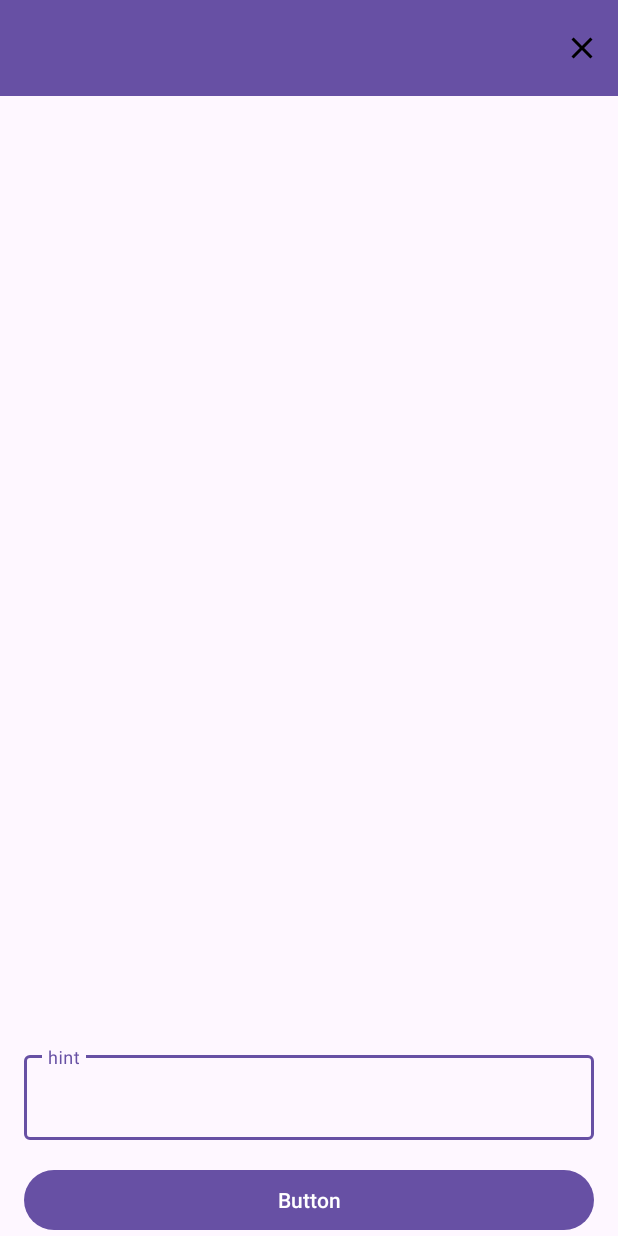
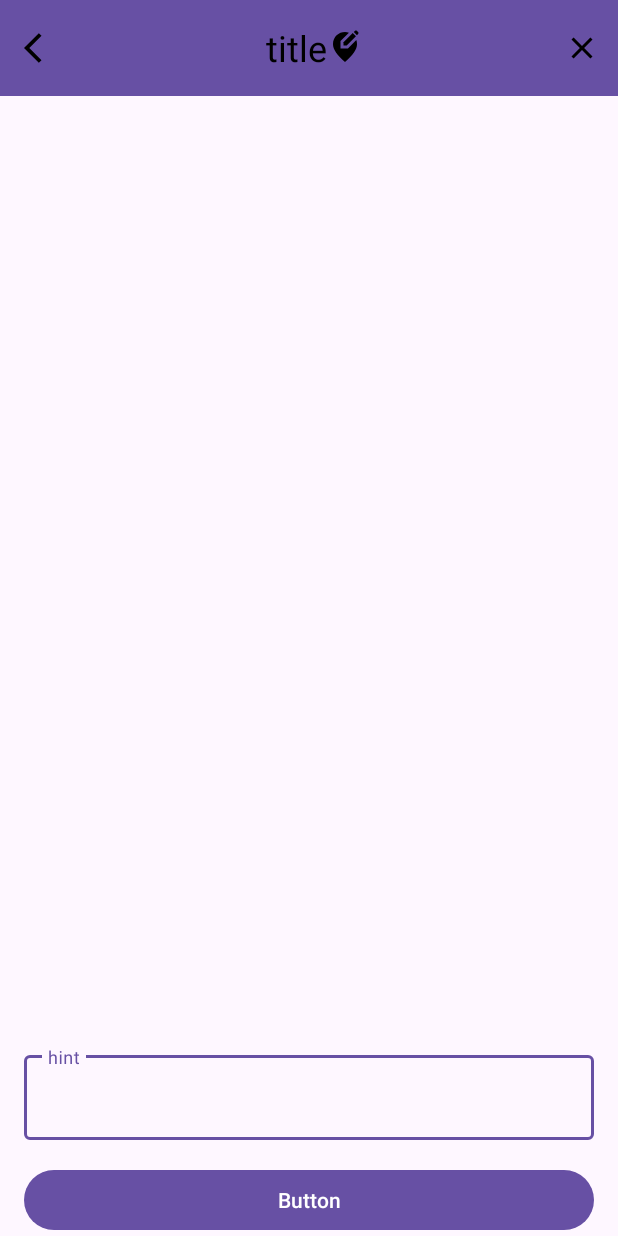
Before and after one commit to WayBackHomeProject/Mobile, an Android app: the layout fragment_destination.xml on its own in the app's theme, with its tools: preview values and no code run, on a phone screen of 412 x 824 dp. Run offline under Robolectric (Android 15) with nearby library versions, the phone set to English and light mode, and no system bars.

Commit message:
refactor : DestinationFragment Navigation
SingleTop으로는 Fragment가 유지되지 않는 문제때문에 NavGraph Scope로 ViewModel사용

```diff
--- a/mobile_app/app/src/main/java/com/ssafy/waybackhome/main/MainFragment.kt
+++ b/mobile_app/app/src/main/java/com/ssafy/waybackhome/main/MainFragment.kt
@@ -5,24 +5,28 @@ import android.os.Bundle
 import android.view.View
 import androidx.fragment.app.viewModels
 import androidx.navigation.fragment.findNavController
+import androidx.navigation.navGraphViewModels
 import androidx.recyclerview.widget.LinearLayoutManager
 import com.google.android.material.bottomsheet.BottomSheetBehavior
 import com.google.android.material.bottomsheet.BottomSheetBehavior.BottomSheetCallback
 import com.ssafy.waybackhome.R
 import com.ssafy.waybackhome.data.Destination
 import com.ssafy.waybackhome.databinding.FragmentMainBinding
+import com.ssafy.waybackhome.destination.DestinationViewModel
 import com.ssafy.waybackhome.util.BaseFragment
 
 class MainFragment : BaseFragment<FragmentMainBinding>(FragmentMainBinding::inflate) {
 
     private val viewModel: MainViewModel by viewModels()
+    private val destinationViewModel : DestinationViewModel by navGraphViewModels(R.id.nav_graph)
 
     private lateinit var destinationAdapter : DestinationListAdapter
     private lateinit var bottomSheetBehavior: BottomSheetBehavior<View>
     private lateinit var mapFragment : MapContainerFragment
 
     private fun editDestination(destination: Destination){
-        val action = MainFragmentDirections.actionMainFragmentToDestinationFragment(destination)
+        destinationViewModel.setDestination(destination)
+        val action = MainFragmentDirections.actionMainFragmentToDestinationFragment()
         findNavController().navigate(action)
     }
     private fun adjustMapSize(){
--- a/mobile_app/app/src/main/res/layout/fragment_destination.xml
+++ b/mobile_app/app/src/main/res/layout/fragment_destination.xml
@@ -7,7 +7,7 @@
     tools:context=".destination.DestinationFragment">
 
 
-    <androidx.appcompat.widget.Toolbar
+    <com.google.android.material.appbar.MaterialToolbar
         android:id="@+id/tb_destination"
         android:layout_width="match_parent"
         android:layout_height="wrap_content"
@@ -15,9 +15,39 @@
         android:minHeight="?attr/actionBarSize"
         android:theme="?attr/actionBarTheme"
         app:layout_constraintEnd_toEndOf="parent"
+        app:layout_constraintHorizontal_bias="1.0"
         app:layout_constraintStart_toStartOf="parent"
         app:layout_constraintTop_toTopOf="parent"
-        app:menu="@menu/menu_close"/>
+        app:menu="@menu/menu_close"
+        app:navigationIcon="@drawable/baseline_arrow_back_ios_24">
+
+        <LinearLayout
+            android:layout_width="match_parent"
+            android:layout_height="wrap_content"
+            android:gravity="center"
+            android:orientation="horizontal"
+            tools:layout_editor_absoluteX="56dp"
+            tools:layout_editor_absoluteY="20dp">
+
+            <TextView
+                android:id="@+id/tv_destination_title"
+                android:layout_width="wrap_content"
+                android:layout_height="wrap_content"
+                android:text="title"
+                android:textColor="@color/black"
+                android:textSize="24sp"
+                tools:layout_editor_absoluteX="56dp"
+                tools:layout_editor_absoluteY="22dp" />
+
+            <ImageView
+                android:id="@+id/btn_edit_destination"
+                android:layout_width="wrap_content"
+                android:layout_height="wrap_content"
+                android:src="@drawable/baseline_edit_location_alt_24" />
+        </LinearLayout>
+
+
+    </com.google.android.material.appbar.MaterialToolbar>
 
     <FrameLayout
         android:id="@+id/map_destination_page"
@@ -25,9 +55,10 @@
         android:layout_height="0dp"
         app:layout_constraintBottom_toTopOf="@+id/name_input_layout"
         app:layout_constraintEnd_toEndOf="parent"
+        app:layout_constraintHorizontal_bias="0.0"
         app:layout_constraintStart_toStartOf="parent"
-        app:layout_constraintTop_toBottomOf="@+id/tb_destination">
-
+        app:layout_constraintTop_toBottomOf="@+id/tb_destination"
+        app:layout_constraintVertical_bias="0.0">
     </FrameLayout>
 
     <androidx.constraintlayout.widget.ConstraintLayout
--- a/mobile_app/app/src/main/res/navigation/nav_graph.xml
+++ b/mobile_app/app/src/main/res/navigation/nav_graph.xml
@@ -13,7 +13,8 @@
         <action
             android:id="@+id/action_searchAddressFragment_to_destinationFragment"
             app:destination="@id/destinationFragment"
-            app:launchSingleTop="true" />
+            app:launchSingleTop="true"
+            app:popUpTo="@id/destinationFragment" />
         <argument
             android:name="address"
             app:argType="string"
@@ -32,9 +33,6 @@
         <action
             android:id="@+id/action_destinationFragment_to_searchAddressFragment"
             app:destination="@id/searchAddressFragment" />
-        <argument
-            android:name="destination"
-            app:argType="com.ssafy.waybackhome.data.Destination" />
     </fragment>
     <fragment
         android:id="@+id/mainFragment"
```
Also changed, not shown: mobile_app/app/src/main/java/com/ssafy/waybackhome/destination/DestinationFragment.kt (+20 -14 lines), mobile_app/app/src/main/java/com/ssafy/waybackhome/destination/DestinationViewModel.kt (+15 -0 lines), mobile_app/app/src/main/java/com/ssafy/waybackhome/search/SearchAddressFragment.kt (+21 -7 lines).
